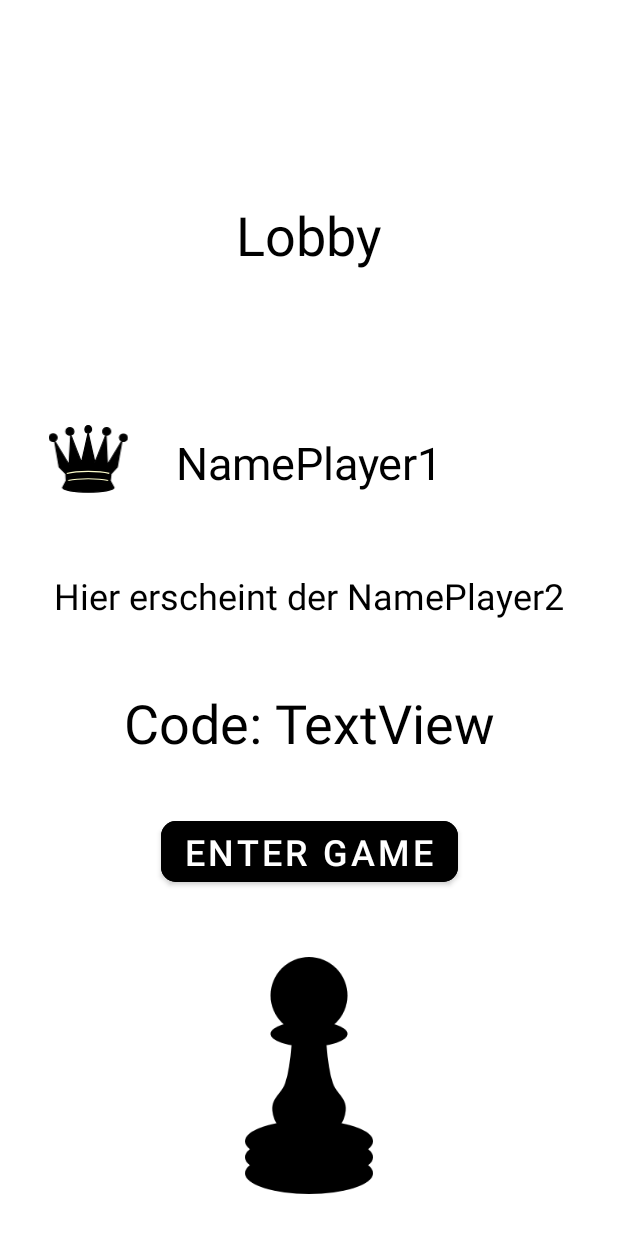
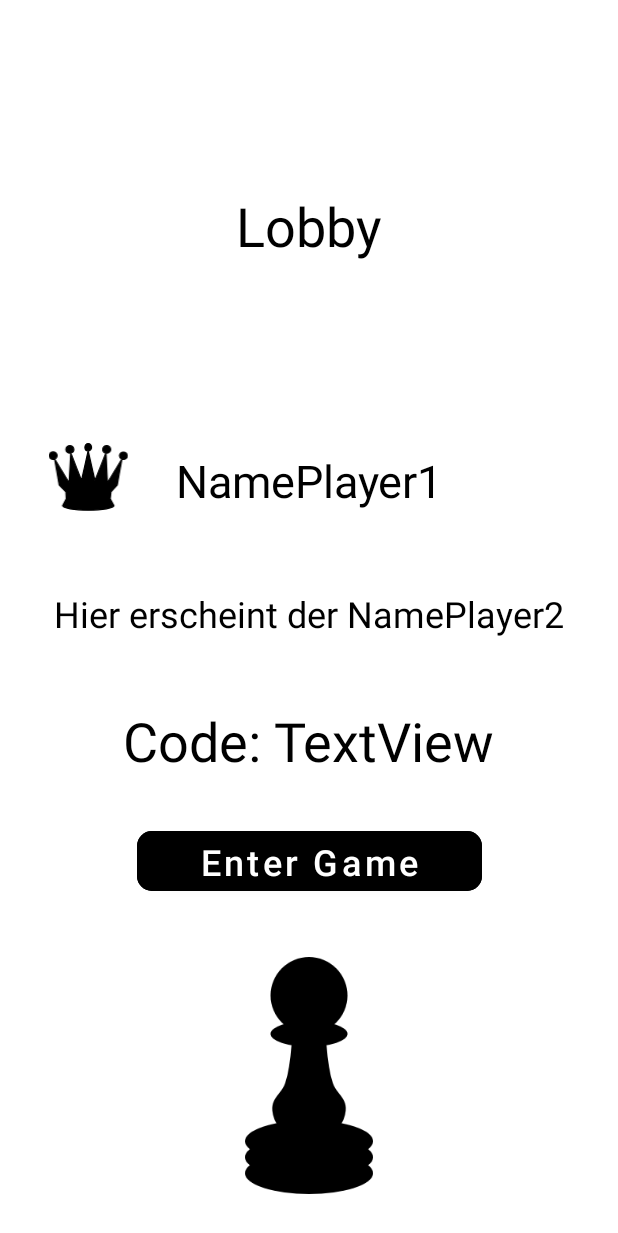
Before and after one commit to andreaswoelbl/ChessMate, an Android app: the layout activity_lobby.xml on its own in the app's theme, with its tools: preview values and no code run, on a phone screen of 412 x 824 dp. Shown: the top 1233 px of the screen. Run offline under Robolectric (Android 15) with nearby library versions, the phone set to English and light mode, and no system bars.

Commit message:
Fixed dark mode in lobby

```diff
--- a/app/src/main/res/drawable/ic_queenpic.xml
+++ b/app/src/main/res/drawable/ic_queenpic.xml
@@ -6,16 +6,16 @@
   <path
       android:pathData="M66.47,1C63.348,1 60.859,3.787 60.859,7.211C60.859,10.546 63.227,13.283 66.236,13.423L55.188,62.732L37.243,16.746C40.181,16.104 42.387,13.688 42.387,10.753C42.387,7.329 39.396,4.542 35.723,4.542C32.049,4.542 29.059,7.329 29.059,10.753C29.059,14.177 32.049,16.91 35.723,16.91C36.228,16.91 36.711,16.846 37.184,16.746L34.437,66.546L10.236,26.99L17.777,70.36L29.059,82.02L29.702,93.571L23.564,104.849C23.564,109.199 42.876,112.749 66.646,112.749C90.415,112.749 109.669,109.199 109.669,104.849L103.297,93.571L104.642,82.02L115.222,70.251L122.938,26.99L98.738,66.546L96.283,16.855C96.663,16.918 97.052,16.964 97.452,16.964C101.125,16.964 104.116,14.177 104.116,10.753C104.116,7.329 101.125,4.542 97.452,4.542C93.778,4.542 90.788,7.329 90.788,10.753C90.788,13.768 93.107,16.298 96.166,16.855L77.927,63.004L77.869,62.895L66.47,13.423C69.592,13.423 72.141,10.636 72.141,7.211C72.141,3.787 69.592,1 66.47,1L66.47,1ZM122.938,26.99C123.734,27.303 124.592,27.48 125.51,27.48C129.184,27.48 132.174,24.693 132.174,21.268C132.174,17.844 129.184,15.057 125.51,15.057C121.837,15.057 118.905,17.844 118.905,21.268C118.905,23.837 120.551,26.048 122.938,26.99ZM7.664,14.948C3.99,14.948 1,17.735 1,21.16C1,24.584 3.99,27.316 7.664,27.316C11.338,27.316 14.328,24.584 14.328,21.16C14.328,17.735 11.338,14.948 7.664,14.948Z"
       android:strokeWidth="2"
-      android:fillColor="#000000"
-      android:strokeColor="#000000"/>
+      android:fillColor="?attr/colorOnSecondary"
+      android:strokeColor="?attr/colorOnSecondary"/>
   <path
       android:pathData="M30.593,81.322C38.295,79.19 51.511,77.784 66.521,77.784C81.158,77.784 94.088,79.121 101.864,81.164"
       android:strokeWidth="2"
-      android:fillColor="#00000000"
-      android:strokeColor="#FFFFCC"/>
+      android:fillColor="?attr/colorOnSecondary"
+      android:strokeColor="?attr/colorOnSecondary"/>
   <path
       android:pathData="M32.901,93.027C40.79,91.229 52.898,90.079 66.476,90.079C79.917,90.079 91.919,91.207 99.812,92.973"
       android:strokeWidth="2"
-      android:fillColor="#00000000"
-      android:strokeColor="#FFFFCC"/>
+      android:fillColor="?attr/colorOnSecondary"
+      android:strokeColor="?attr/colorOnSecondary"/>
 </vector>
--- a/app/src/main/res/layout/activity_lobby.xml
+++ b/app/src/main/res/layout/activity_lobby.xml
@@ -4,7 +4,6 @@
     xmlns:tools="http://schemas.android.com/tools"
     android:layout_width="match_parent"
     android:layout_height="match_parent"
-
     tools:context=".Lobby">
 
     <TextView
@@ -12,27 +11,22 @@
         android:layout_width="wrap_content"
         android:layout_height="wrap_content"
         android:text="Lobby"
-        android:textColor="#000000"
         android:textSize="36sp"
         app:layout_constraintBottom_toTopOf="@+id/player1Name"
         app:layout_constraintEnd_toEndOf="parent"
-        app:layout_constraintHorizontal_bias="0.5"
         app:layout_constraintStart_toStartOf="parent"
         app:layout_constraintTop_toTopOf="parent"
-        app:layout_constraintVertical_bias="0.552" />
+        app:layout_constraintVertical_bias="0.5" />
 
     <TextView
         android:id="@+id/CodeOutput"
-        android:layout_width="255dp"
-        android:layout_height="48dp"
+        android:layout_width="wrap_content"
+        android:layout_height="wrap_content"
         android:layout_marginBottom="36dp"
-        android:gravity="center"
         android:text="Code: TextView"
-        android:textColor="#000000"
         android:textSize="36sp"
         app:layout_constraintBottom_toTopOf="@+id/enterGameLobbyButton"
         app:layout_constraintEnd_toEndOf="parent"
-        app:layout_constraintHorizontal_bias="0.5"
         app:layout_constraintStart_toStartOf="parent" />
 
     <TextView
@@ -41,11 +35,9 @@
         android:layout_height="wrap_content"
         android:layout_marginBottom="44dp"
         android:text="Hier erscheint der NamePlayer2"
-        android:textColor="#000000"
         android:textSize="24sp"
         app:layout_constraintBottom_toTopOf="@+id/CodeOutput"
         app:layout_constraintEnd_toEndOf="parent"
-        app:layout_constraintHorizontal_bias="0.5"
         app:layout_constraintStart_toStartOf="parent" />
 
     <TextView
@@ -55,33 +47,23 @@
         android:layout_marginBottom="52dp"
         android:shadowColor="#FF9800"
         android:text="NamePlayer1"
-        android:textColor="#000000"
         android:textColorHighlight="#FF9800"
         android:textColorHint="#FF9800"
         android:textColorLink="#FF9800"
         android:textSize="30sp"
         app:layout_constraintBottom_toTopOf="@+id/player2Name"
         app:layout_constraintEnd_toEndOf="parent"
-        app:layout_constraintHorizontal_bias="0.5"
         app:layout_constraintStart_toEndOf="@+id/imageView5"
         app:layout_constraintStart_toStartOf="parent" />
 
     <Button
         android:id="@+id/enterGameLobbyButton"
-        android:layout_width="wrap_content"
-        android:layout_height="wrap_content"
+        style="@style/DefaultButton"
         android:layout_marginBottom="44dp"
         android:text="Enter Game"
-        android:textColor="#FFFFFF"
-        android:textSize="24sp"
-        app:backgroundTint="#000000"
-        app:cornerRadius="10dp"
         app:layout_constraintBottom_toTopOf="@+id/imageView3"
         app:layout_constraintEnd_toEndOf="parent"
-        app:layout_constraintHorizontal_bias="0.5"
-        app:layout_constraintStart_toStartOf="parent"
-        app:strokeColor="#000000"
-        app:strokeWidth="1dp" />
+        app:layout_constraintStart_toStartOf="parent"/>
 
     <ImageView
         android:id="@+id/imageView3"
@@ -90,7 +72,6 @@
         android:layout_marginBottom="28dp"
         app:layout_constraintBottom_toBottomOf="parent"
         app:layout_constraintEnd_toEndOf="parent"
-        app:layout_constraintHorizontal_bias="0.5"
         app:layout_constraintStart_toStartOf="parent"
         app:srcCompat="@drawable/ic_pawn2_0" />
 
```
